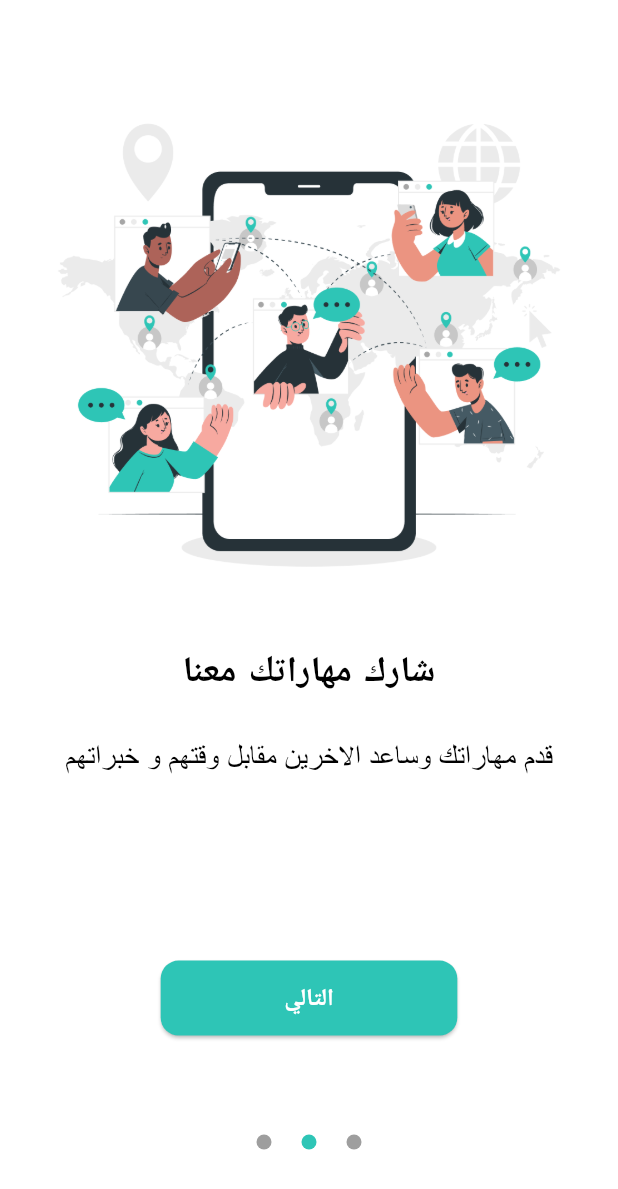
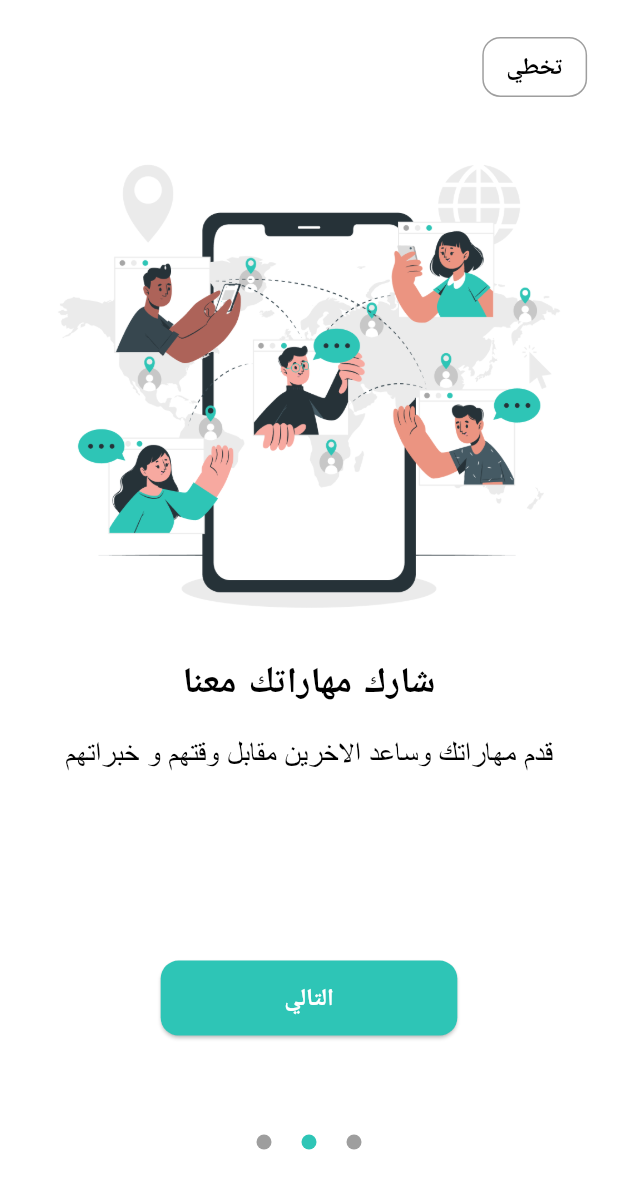
Before and after one commit to HadelBrmo/In-Time-Project, a Flutter app: the screen it shows after launch, swiped to page 2, on a phone screen of 412 x 824 dp. Shown: the top 1189 px of the screen. Run offline on Flutter 3.47's test engine with Material 3 defaults, Android fonts, the phone set to English and light mode, and no system bars; drawn by our look-alikes of smooth_page_indicator; our stand-ins replace flutter_screenutil.

Commit message:
feat: implement onboarding screens with responsive UI and theme support

```diff
--- a/lib/features/onboarding/presentation/pages/page2.dart
+++ b/lib/features/onboarding/presentation/pages/page2.dart
@@ -1,4 +1,5 @@
 import 'package:flutter/material.dart';
+import '../../../../core/constants/app_routes.dart';
 import '../../../../core/constants/assets_image.dart';
 import '../../../../core/constants/mediaQuery.dart';
 
@@ -8,6 +9,9 @@ class Page2 extends StatelessWidget {
   @override
   Widget build(BuildContext context) {
     final media = MediaQueryHelper(context);
+    final Color textColor = Theme.of(context).brightness == Brightness.dark
+        ? Colors.white
+        : Colors.black;
 
     return Scaffold(
       backgroundColor: Theme.of(context).colorScheme.background,
@@ -16,25 +20,51 @@ class Page2 extends StatelessWidget {
           child: Padding(
             padding: EdgeInsets.all(media.width * 0.05),
             child: Column(
+              children: [
+                Align(
+                  alignment: Alignment.topRight,
+                  child: TextButton(
+                    onPressed: () {
+                      Navigator.pushReplacementNamed(context, AppRoutes.login);
+                    },
+                    style: TextButton.styleFrom(
+                      side: const BorderSide(color: Colors.grey, width: 1),
+                      shape: RoundedRectangleBorder(
+                        borderRadius: BorderRadius.circular(12),
+                      ),
+                      padding: const EdgeInsets.symmetric(horizontal: 16),
+                    ),
+                    child: Text(
+                      "تخطي",
+                      style: TextStyle(
+                        color: textColor,
+                        fontWeight: FontWeight.bold,
+                        fontSize: 16,
+                      ),
+                    ),
+                  ),
+                ),
+                Column(
                   mainAxisAlignment: MainAxisAlignment.center,
-              crossAxisAlignment: .center,
+                  crossAxisAlignment: CrossAxisAlignment.center,
                   children: [
-
                     Image.asset(
                       AssetsImage.onboardingImage2,
                       fit: BoxFit.contain,
-                  height: media.isPortrait ? media.height * 0.5 : media.height * 0.5,
+                      height: media.isPortrait ? media.height * 0.45 : media.height * 0.5,
                     ),
+
                     Text(
                       'شارك مهاراتك معنا',
                       textAlign: TextAlign.center,
                       style: Theme.of(context).textTheme.titleLarge?.copyWith(
                         fontSize: media.isPortrait ? 24 : 22,
+                        color: textColor,
                       ),
                     ),
-                SizedBox(height: media.height * 0.02),
+                    SizedBox(height: media.height * 0.01),
                     Padding(
-                  padding: const EdgeInsets.symmetric(horizontal: 16.0,vertical: 8.0),
+                      padding: const EdgeInsets.symmetric(horizontal: 16.0, vertical: 8.0),
                       child: Text(
                         'قدم مهاراتك وساعد الاخرين مقابل وقتهم و خبراتهم',
                         textAlign: TextAlign.center,
@@ -43,7 +73,8 @@ class Page2 extends StatelessWidget {
                         ),
                       ),
                     ),
-
+                  ],
+                ),
               ],
             ),
           ),
```
Also changed, not shown: lib/features/onboarding/presentation/pages/page1.dart (+35 -7 lines), lib/features/onboarding/presentation/pages/page3.dart (+27 -7 lines). Lines whose indentation alone changed are shown as unchanged.
